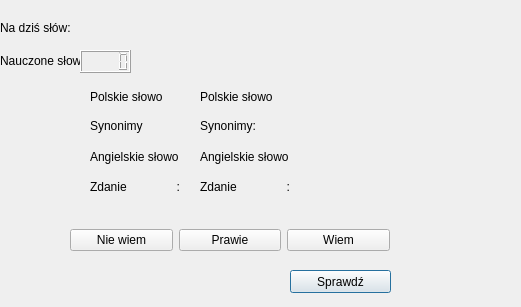
Qt form SuperMemo/learnwindow.ui (dampo21/ZPR-Projekt-SuperMemo) before a commit.
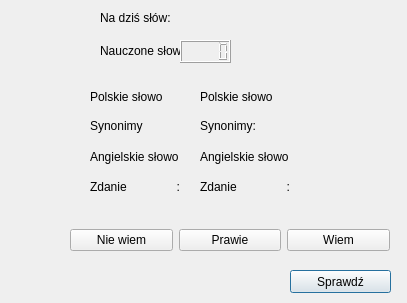
The same form after that commit.

The edit to the form file:
```diff
--- a/SuperMemo/learnwindow.ui
+++ b/SuperMemo/learnwindow.ui
@@ -6,10 +6,22 @@
    <rect>
     <x>0</x>
     <y>0</y>
-    <width>521</width>
-    <height>307</height>
+    <width>407</width>
+    <height>303</height>
    </rect>
   </property>
+  <property name="minimumSize">
+   <size>
+    <width>407</width>
+    <height>303</height>
+   </size>
+  </property>
+  <property name="maximumSize">
+   <size>
+    <width>407</width>
+    <height>303</height>
+   </size>
+  </property>
   <property name="windowTitle">
    <string>Nauka słówek</string>
   </property>
@@ -62,8 +74,8 @@
   <widget class="QLabel" name="learnedWordsLabel">
    <property name="geometry">
     <rect>
-     <x>0</x>
-     <y>40</y>
+     <x>100</x>
+     <y>30</y>
      <width>81</width>
      <height>41</height>
     </rect>
@@ -75,8 +87,8 @@
   <widget class="QLCDNumber" name="lcdNumber">
    <property name="geometry">
     <rect>
-     <x>80</x>
-     <y>50</y>
+     <x>180</x>
+     <y>40</y>
      <width>51</width>
      <height>23</height>
     </rect>
@@ -85,8 +97,8 @@
   <widget class="QLabel" name="newWordsLabel">
    <property name="geometry">
     <rect>
-     <x>0</x>
-     <y>20</y>
+     <x>100</x>
+     <y>10</y>
      <width>121</width>
      <height>16</height>
     </rect>
@@ -178,7 +190,7 @@
     <rect>
      <x>200</x>
      <y>170</y>
-     <width>91</width>
+     <width>191</width>
      <height>33</height>
     </rect>
    </property>
```
